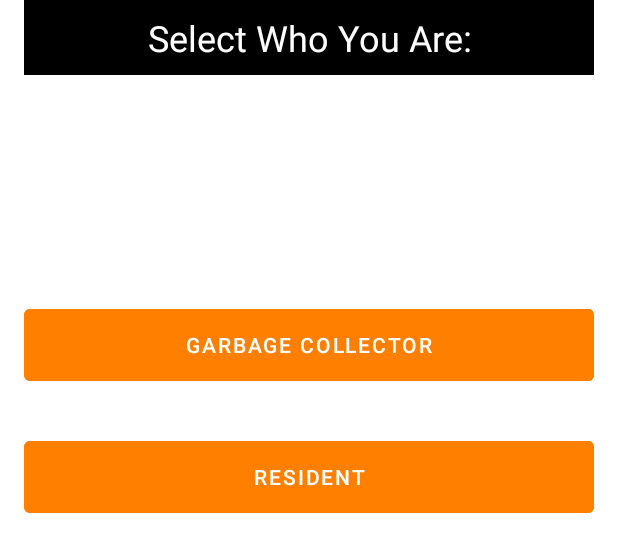
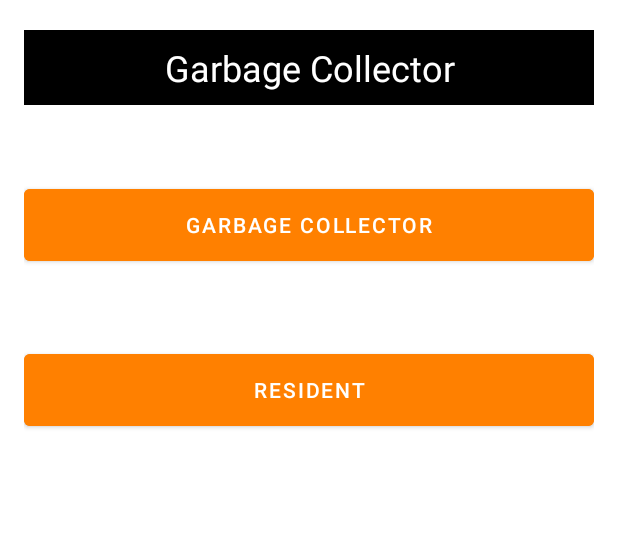
Before and after one commit to ssbarnes/RecylingReminderProject, an Android app: the layout select_page.xml on its own in the app's theme, with its tools: preview values and no code run, on a phone screen of 412 x 824 dp. Shown: the top 552 px of the screen. Run offline under Robolectric (Android 15) with nearby library versions, the phone set to English and light mode, and no system bars.

Commit message:
Re-adding gc, select page, login layout

```diff
--- a/app/src/main/AndroidManifest.xml
+++ b/app/src/main/AndroidManifest.xml
@@ -9,6 +9,12 @@
         android:roundIcon="@mipmap/ic_launcher_round"
         android:supportsRtl="true"
         android:theme="@style/Theme.RecyReminder">
+        <activity
+            android:name=".SelectPage"
+            android:exported="true"></activity>
+        <activity
+            android:name=".GarbageCollectorCompany"
+            android:exported="true"></activity>
         <activity
             android:name=".ui.login.LoginActivity"
             android:exported="true">
--- a/app/src/main/res/layout/select_page.xml
+++ b/app/src/main/res/layout/select_page.xml
@@ -1,55 +1,46 @@
 <?xml version="1.0" encoding="utf-8"?>
-<androidx.constraintlayout.widget.ConstraintLayout xmlns:android="http://schemas.android.com/apk/res/android"
+<LinearLayout xmlns:android="http://schemas.android.com/apk/res/android"
     xmlns:tools="http://schemas.android.com/tools"
-    xmlns:app="http://schemas.android.com/apk/res-auto"
-    android:layout_width="match_parent"
-    android:layout_height="match_parent"
-    android:paddingLeft="16dp"
-    android:paddingRight="16dp">
+    android:layout_width="fill_parent" android:layout_height="fill_parent"
+    android:orientation="vertical"
+    android:layout_marginLeft="16dp"
+    android:layout_marginRight="16dp"
+    android:layout_marginTop="20dp"
+    tools:context=".SelectPage">
 
     <TextView
         android:layout_width="fill_parent"
         android:layout_height="50dp"
         android:background="#000000"
         android:gravity="center"
-        android:text="Select Who You Are:"
+        android:text="Garbage Collector"
         android:textColor="@color/white"
         android:textSize="24sp"
-        tools:ignore="MissingConstraints"
-        tools:layout_editor_absoluteX="16dp"
-        tools:layout_editor_absoluteY="16dp" />
+        android:layout_marginBottom="50dp"
+        tools:layout_editor_absoluteX="31dp"
+        tools:layout_editor_absoluteY="237dp" />
 
     <Button
-        android:id="@+id/garbagecollector"
+        android:id="@+id/gc"
         android:layout_width="fill_parent"
         android:layout_height="60dp"
         android:layout_gravity="start"
-        android:layout_marginTop="16dp"
-        android:layout_marginBottom="564dp"
         android:backgroundTint="#FF8000"
-        android:enabled="false"
-        android:onClick="selectYou"
-        android:text="@string/action_gc"
+        android:layout_marginBottom="50dp"
         android:textColor="@color/white"
-        app:layout_constraintBottom_toBottomOf="parent"
-        app:layout_constraintEnd_toEndOf="parent"
-        app:layout_constraintStart_toStartOf="parent"
-        app:layout_constraintVertical_bias="1.0" />
+        android:text="Garbage Collector"
+        tools:layout_editor_absoluteX="31dp"
+        tools:layout_editor_absoluteY="237dp"/>
 
     <Button
         android:id="@+id/resident"
         android:layout_width="fill_parent"
         android:layout_height="60dp"
         android:layout_gravity="start"
-        android:layout_marginBottom="476dp"
         android:backgroundTint="#FF8000"
-        android:enabled="false"
-        android:onClick="selectYou"
-        android:text="@string/action_r"
+        android:text="Resident"
         android:textColor="@color/white"
-        app:layout_constraintBottom_toBottomOf="parent"
-        app:layout_constraintEnd_toEndOf="parent"
-        app:layout_constraintHorizontal_bias="0.187"
-        app:layout_constraintStart_toStartOf="parent" />
+        tools:layout_editor_absoluteX="31dp"
+        tools:layout_editor_absoluteY="237dp" />
 
-</androidx.constraintlayout.widget.ConstraintLayout>
+</LinearLayout>
```
Also changed, not shown: app/src/main/java/com/example/recyreminder/GarbageCollectorCompany.kt (+36 -1 lines), app/src/main/java/com/example/recyreminder/SelectPage.kt (+39 -2 lines), app/src/main/res/layout/activity_gc_company.xml (+40 -4 lines), app/src/main/res/layout/activity_logging.xml (+54 -4 lines).
